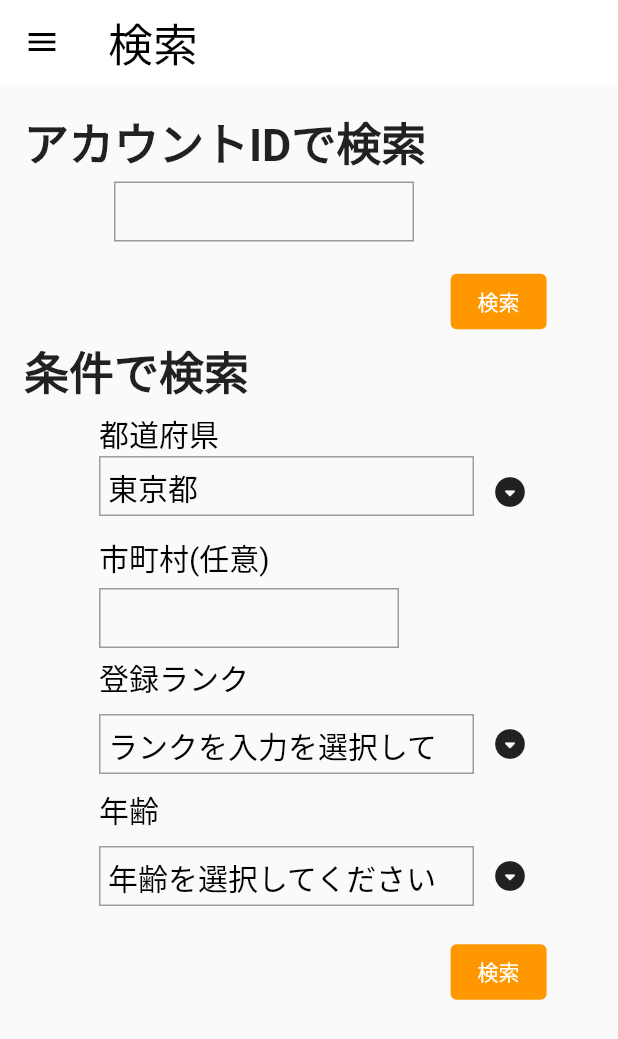
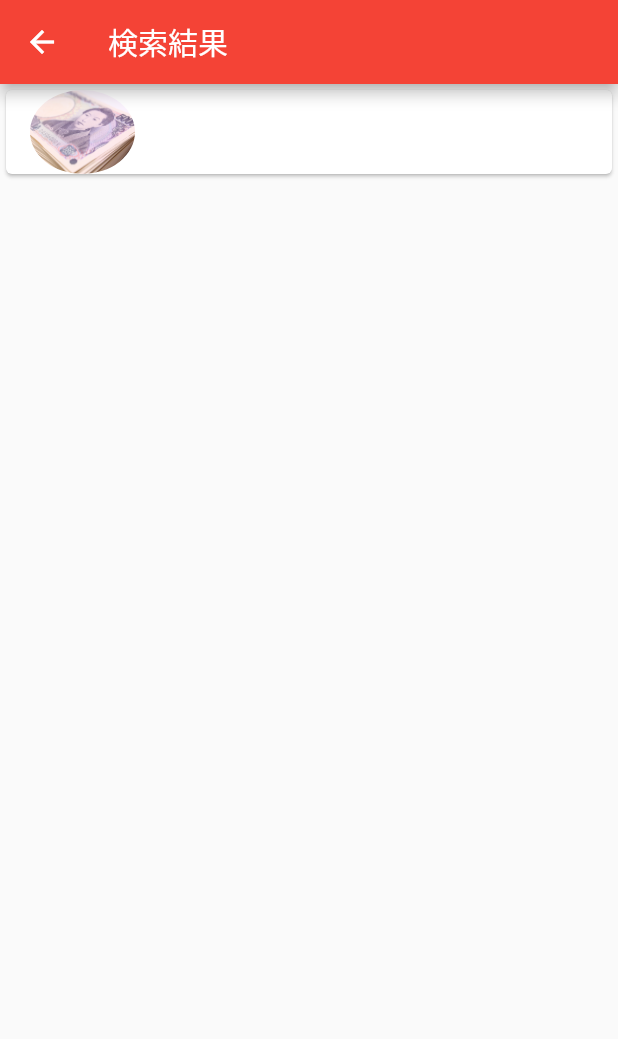
Before and after one commit to yusuke777777/TsuyosukeTennis, a Flutter app: the FindPage screen opened directly, after a tap on "検索", on a phone screen of 412 x 824 dp. Shown: the top 1039 px of the screen. Run offline on Flutter 3.47's test engine with Material 2 defaults, Android fonts, the phone set to English and light mode, and no system bars; our stand-ins replace cloud_firestore, firebase_auth, firebase_core, firebase_storage, flutter_slidable; accounts and stored records are empty.

Commit message:
ID検索機能追加

```diff
--- /dev/null
+++ b/lib/Common/CHomePageSetting.dart
@@ -0,0 +1,15 @@
+import 'package:flutter/cupertino.dart';
+
+import 'CactivityList.dart';
+
+class CHomePageSetting{
+
+  late String NICK_NAME;
+  final String? TOROKU_RANK;
+
+  CHomePageSetting(
+      {
+        Key? key,
+        required this.NICK_NAME,
+        this.TOROKU_RANK});
+}
--- a/lib/Page/FindPage.dart
+++ b/lib/Page/FindPage.dart
@@ -1,5 +1,7 @@
 import 'package:flutter/cupertino.dart';
 import 'package:flutter/material.dart';
+
+import 'FindResultPage.dart';
 class FindPage extends StatefulWidget {
   const FindPage({Key? key}) : super(key: key);
 
@@ -14,6 +16,9 @@ class _FindPageState extends State<FindPage> {
   late String torokuRank = 'ランクを入力を選択してください';
   //年齢
   late String torokuAge = '年齢を選択してください';
+
+  //アカウントIDで検索BOXに入力された値
+  final inputId = TextEditingController();
 
   MaterialColor colorstate = Colors.green;
   @override
@@ -40,7 +45,7 @@ class _FindPageState extends State<FindPage> {
           crossAxisAlignment: CrossAxisAlignment.start,
           children: [
             Text('アカウントIDで検索',
-                style: TextStyle(fontSize: 30, fontWeight: FontWeight.bold)
+                style: TextStyle(fontSize: 30, fontWeight: FontWeight.bold),
             ),
             SizedBox(
               height: 5,
@@ -57,6 +62,7 @@ class _FindPageState extends State<FindPage> {
                   width: 200,
                   height: 40,
                   child:TextFormField(
+                    controller: inputId,
                     decoration: InputDecoration(
                       border: OutlineInputBorder(
                           borderRadius: BorderRadius.vertical()
@@ -77,8 +83,14 @@ class _FindPageState extends State<FindPage> {
                   primary: Colors.orange,
                   onPrimary: Colors.white,
                 ),
-                //TODO 検索ボタン押下時の処理
-                onPressed: () {},
+                //検索ボタン押下時の処理
+                onPressed: () {
+                  Navigator.push(
+                      context,
+                      MaterialPageRoute(builder: (context) => FindResultPage(inputId.text),
+                      )
+                  );
+                },
                 child: Text('検索'),
               ),
             ),
@@ -300,8 +312,14 @@ class _FindPageState extends State<FindPage> {
                   primary: Colors.orange,
                   onPrimary: Colors.white,
                 ),
-                //TODO 検索ボタン押下時の処理
-                onPressed: () {},
+                //検索ボタン押下時の処理
+                onPressed: () {
+                  Navigator.push(
+                      context,
+                      MaterialPageRoute(builder: (context) => FindResultPage(inputId.text),
+                      )
+                  );
+                },
                 child: Text('検索'),
               ),
             ),
@@ -532,4 +550,8 @@ class _FindPageState extends State<FindPage> {
       style: const TextStyle(fontSize: 20),
     );
   }
+
+  // static String getRecord(){
+  //   return null;
+  // }
 }
--- /dev/null
+++ b/lib/Page/FindResultPage.dart
@@ -0,0 +1,93 @@
+import 'package:flutter/cupertino.dart';
+import 'package:flutter/material.dart';
+import 'package:tsuyosuke_tennis_ap/Page/FindPage.dart';
+import 'package:tsuyosuke_tennis_ap/UnderMenuMove.dart';
+import '../FireBase/FireBase.dart';
+
+class FindResultPage extends StatefulWidget {
+  FindResultPage(this.inputId);
+
+  // 検索画面　アカウントIDの入力値
+  String inputId;
+
+  @override
+  State<FindResultPage> createState() => _FindResultPageState(inputId);
+}
+
+class _FindResultPageState extends State<FindResultPage> {
+  _FindResultPageState(this.inputId);
+
+  // 検索画面　アカウントIDの入力値
+  String inputId;
+
+  //アカウントID入力値から対象の名前を取得
+  late Future<List<String>> futureList =
+      FirestoreMethod.getNickNameAndTorokuRank(inputId);
+
+  @override
+  Widget build(BuildContext context) {
+    return Scaffold(
+      appBar: AppBar(
+        title: Text("検索結果"),
+      ),
+      body: FutureBuilder(
+        future: futureList,
+        builder: (BuildContext context, AsyncSnapshot<List<String>> snapshot) {
+          {
+            if (snapshot.connectionState != ConnectionState.done) {
+              return new Align(
+                  child: Center(
+                child: new CircularProgressIndicator(),
+              ));
+            } else if (snapshot.hasError) {
+              return new Text('Error: ${snapshot.error!}');
+            } else if (snapshot.hasData) {
+              //取得したい値をリスト型で格納
+              List<String>? profileList = snapshot.data;
+              //該当するユーザが存在しない時
+              if (profileList == null) {
+                return ListView(
+                    padding: const EdgeInsets.all(8),
+                    children: <Widget>[
+                      //TODO このListTileを押せるようにしたい＋アイコン付ける方法調べる
+                      ListTile(title: Text("対象ユーザーは存在しません")),
+                    ]);
+              } else {
+                return ListView.builder(
+                  itemCount: 1,
+                  // padding: const EdgeInsets.all(8),
+                  itemBuilder: (BuildContext context, int index) {
+                    return Card(
+                      child: ListTile(
+                        leading: ClipOval(
+                          child: Image.asset(
+                            'images/ans_032.jpg',
+                            width: 70,
+                            height: 70,
+                            fit: BoxFit.fill,
+                          ),
+                        ),
+                        title: Text(profileList[0],
+                            style: TextStyle(fontSize: 30)),
+                        onTap: () {
+                          Navigator.push(
+                              context,
+                              //TODO 仮実装で検索画面へ遷移させている
+                              MaterialPageRoute(
+                                builder: (context) => UnderMenuMove(),
+                              ));
+                        },
+                      ),
+                    );
+                  },
+                );
+              }
+            } else {
+              return Text("データが存在しません");
+            }
+          }
+        },
+      ),
+    );
+  }
+}
--- a/lib/Page/HomePage.dart
+++ b/lib/Page/HomePage.dart
@@ -27,8 +27,9 @@ class _HomePageState extends State<HomePage> {
             fontSize: 30,
           ),
         ),
-            leading: const Icon(Icons.menu,
-                color:Colors.black),
+            leading:
+            const Icon(Icons.menu,
+                color:Colors.black,),
             elevation: 0.0,
             backgroundColor: Colors.white,
             shadowColor:Colors.white
--- a/pubspec.yaml
+++ b/pubspec.yaml
@@ -38,6 +38,9 @@ dependencies:
   path_provider: ^2.0.8
   charts_flutter: ^0.12.0
   carousel_slider: ^4.0.0
+  flutter_slidable: ^1.1.0
+
+
 
 
   # The following adds the Cupertino Icons font to your application.
```
Also changed, not shown: lib/FireBase/FireBase.dart (+42 -15 lines), lib/Tile.dart (added, +51 -0 lines), pubspec.lock, 2 other files.
